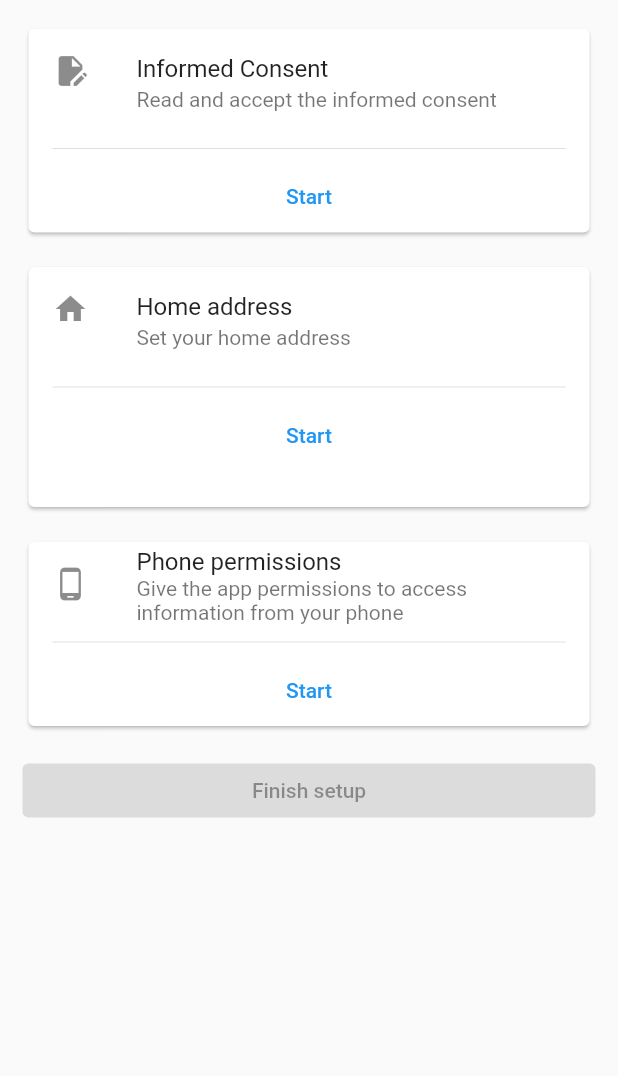
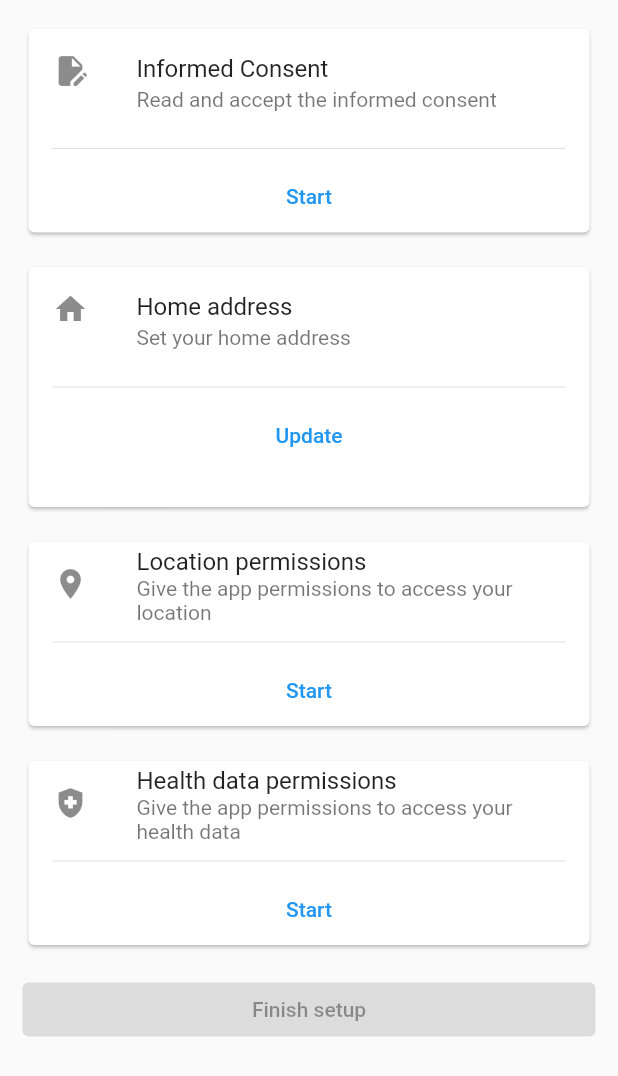
Before and after one commit to mikklf/flutter_health_app, a Flutter app: the screen it shows after launch, on a phone screen of 412 x 824 dp. Shown: the top 1076 px of the screen. Run offline on Flutter 3.47's test engine with Material 2 defaults, Android fonts, the phone set to English and light mode, and no system bars; our stand-ins replace bloc, community_charts_flutter, device_info_plus, equatable, flutter_bloc, geocoding and 4 more; missing offline and left inert: carp_background_location, health, research_package; accounts and stored records are empty.

Commit message:
Update to setup screen

```diff
--- a/lib/domain/interfaces/health_provider.dart
+++ b/lib/domain/interfaces/health_provider.dart
@@ -1,3 +1,4 @@
 abstract interface class IHealthProvider {
+  Future<bool> requestAuthorization();
   Future<int> getSteps(DateTime startTime, DateTime endTime);
 }
--- a/lib/src/data/dataproviders/health_provider.dart
+++ b/lib/src/data/dataproviders/health_provider.dart
@@ -3,7 +3,32 @@ import 'package:flutter_health_app/src/data/dataproviders/helpers/health_helper.
 import 'package:health/health.dart';
 
 class HealthProvider implements IHealthProvider {
+  // Health data types to be used in the app
+  final types = [
+    HealthDataType.STEPS,
+  ];
 
+  /// Requests authorization to read health data from the user.
+  /// Returns true if the user granted permission, false otherwise.
+  @override
+  Future<bool> requestAuthorization() async {
+    var health = await HealthHelper.getHealthFactory();
+
+    bool? isAuthorized = await health.hasPermissions(types);
+
+    if (isAuthorized == null || !isAuthorized) {
+      bool requested = await health.requestAuthorization(types);
+
+      if (!requested) {
+        return false;
+      }
+    }
+
+    return true;
+  }
+
+  /// Returns the total number of steps taken between [startTime] and [endTime].
+  /// If no steps were taken, 0 is returned.
   @override
   Future<int> getSteps(DateTime startTime, DateTime endTime) async {
     final types = [
@@ -24,6 +49,4 @@ class HealthProvider implements IHealthProvider {
 
     return await health.getTotalStepsInInterval(startTime, endTime) ?? 0;
   }
-
-
 }
--- a/lib/src/presentation/screens/setup_screen/setup_screen.dart
+++ b/lib/src/presentation/screens/setup_screen/setup_screen.dart
@@ -1,5 +1,7 @@
 import 'package:flutter/material.dart';
 import 'package:flutter_bloc/flutter_bloc.dart';
+import 'package:flutter_health_app/di.dart';
+import 'package:flutter_health_app/domain/interfaces/health_provider.dart';
 import 'package:flutter_health_app/src/business_logic/cubit/setup_cubit.dart';
 import 'package:flutter_health_app/src/presentation/screens/setup_screen/informed_consent_objects.dart';
 import 'package:permission_handler/permission_handler.dart';
@@ -77,9 +79,11 @@ class SetupScreen extends StatelessWidget {
                 title: "Home address",
                 description: "Set your home address",
                 icon: Icons.home,
-                isFinished: state.homeAddress.isNotEmpty && state.homeAddress != "No location found",
+                isFinished: state.homeAddress.isNotEmpty &&
+                    state.homeAddress != "No location found",
                 canResubmit: true,
                 completionText: state.homeAddress,
+                buttonText: "Update",
                 onPressed: () {
                   Navigator.push(
                     context,
@@ -90,25 +94,23 @@ class SetupScreen extends StatelessWidget {
               ),
               const SizedBox(height: 15),
               SetupTaskWidget(
-                title: "Phone permissions",
+                title: "Location permissions",
+                description: "Give the app permissions to access your location",
+                icon: Icons.location_on,
+                isFinished: false,
+                onPressed: () {
+                  _requestLocationPermissions(context);
+                },
+              ),
+              const SizedBox(height: 15),
+              SetupTaskWidget(
+                title: "Health data permissions",
                 description:
-                    "Give the app permissions to access information from your phone",
-                icon: Icons.phone_android,
+                    "Give the app permissions to access your health data",
+                icon: Icons.health_and_safety,
                 isFinished: false,
-                onPressed: () async {
-                  // Check if we have location permissions
-                  var status = await Permission.location.status;
-                  if (status.isDenied) {
-                    await Permission.location.request();
-                  }
-
-                  // Check if we can request locationAlways permission
-                  var alwaysStatus = await Permission.locationAlways.status;
-                  if (alwaysStatus.isDenied) {
-                    await Permission.locationAlways.request();
-                  }
-
-                  // TODO: Consider if health permissions should be requested here
+                onPressed: () {
+                  _requestHealthPermissions(context);
                 },
               ),
               const SizedBox(height: 15),
@@ -117,6 +119,54 @@ class SetupScreen extends StatelessWidget {
           ),
         ));
       },
+    );
+  }
+
+  void _requestLocationPermissions(BuildContext context) async {
+    // NOTE: This is a basic implementation of the location permission request.
+    // It works but does not provide a good user experience.
+
+    // Check if we have location permissions
+    var status = await Permission.location.status;
+
+    await Permission.location.request();
+
+    if (status.isPermanentlyDenied) {
+      if (context.mounted) {
+        _sendSnackBar(context, "Location permissions are permanently denied. Please enable them in your phone settings.");
+      }
+      return;
+    }
+
+    // Check if we can request locationAlways permission
+    var alwaysStatus = await Permission.locationAlways.status;
+    if (alwaysStatus.isDenied) {
+      await Permission.locationAlways.request();
+    }
+
+    if (alwaysStatus.isDenied || alwaysStatus.isPermanentlyDenied) {
+      if (context.mounted) {
+        _sendSnackBar(context, "Always access to location is required to use the app effectively. Please enable it in your phone settings.");
+      }
+    }
+  }
+
+
+  void _requestHealthPermissions(BuildContext context) async {
+    var success = await services.get<IHealthProvider>().requestAuthorization();
+
+    if (!success) {
+      if (context.mounted) {
+        _sendSnackBar(context, "Could not get health permissions. Access to health data is required to use the app effectively.");
+      }
+    }
+  }
+
+  void _sendSnackBar(BuildContext context, String message) {
+    ScaffoldMessenger.of(context).showSnackBar(
+      SnackBar(
+        content: Text(message),
+      ),
     );
   }
 
@@ -144,6 +194,7 @@ class SetupTaskWidget extends StatelessWidget {
   final String title;
   final String description;
   final String? completionText;
+  final String buttonText;
   final IconData icon;
   final void Function() onPressed;
   final bool isFinished;
@@ -158,6 +209,7 @@ class SetupTaskWidget extends StatelessWidget {
     required this.isFinished,
     this.completionText,
     this.canResubmit = false,
+    this.buttonText = "Start",
   });
 
   @override
@@ -167,7 +219,9 @@ class SetupTaskWidget extends StatelessWidget {
         mainAxisSize: MainAxisSize.min,
         children: <Widget>[
           ListTile(
-            leading: isFinished ? const Icon(Icons.check_circle, color: Colors.green) : Icon(icon),
+            leading: isFinished
+                ? const Icon(Icons.check_circle, color: Colors.green)
+                : Icon(icon),
             title: Text(title),
             subtitle: Text(description),
           ),
@@ -175,7 +229,10 @@ class SetupTaskWidget extends StatelessWidget {
           Column(
             mainAxisAlignment: MainAxisAlignment.center,
             children: <Widget>[
-              if (!isFinished || (isFinished && canResubmit)) _startButton() else _finishText(),
+              if (!isFinished || (isFinished && canResubmit))
+                _startButton()
+              else
+                _finishText(),
               if (completionText != null)
                 Padding(
                   padding: const EdgeInsets.only(bottom: 8.0),
@@ -191,7 +248,7 @@ class SetupTaskWidget extends StatelessWidget {
   Widget _startButton() {
     return TextButton(
       onPressed: onPressed,
-      child: const Text('Start'),
+      child: Text(buttonText),
     );
   }
 
```
